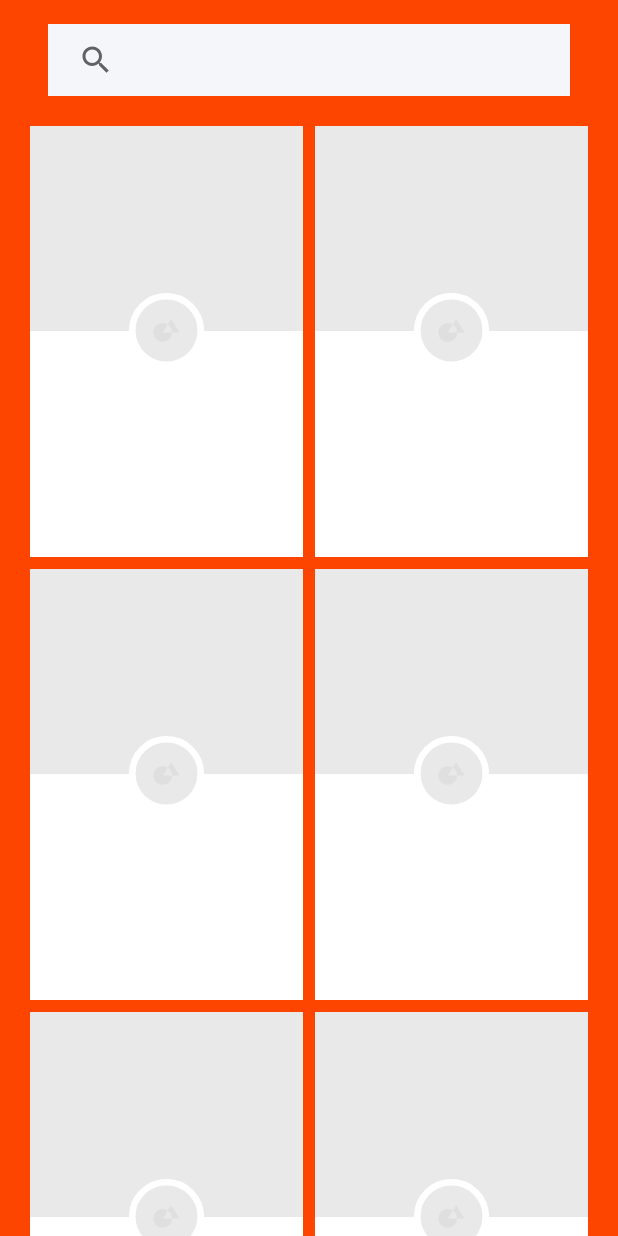
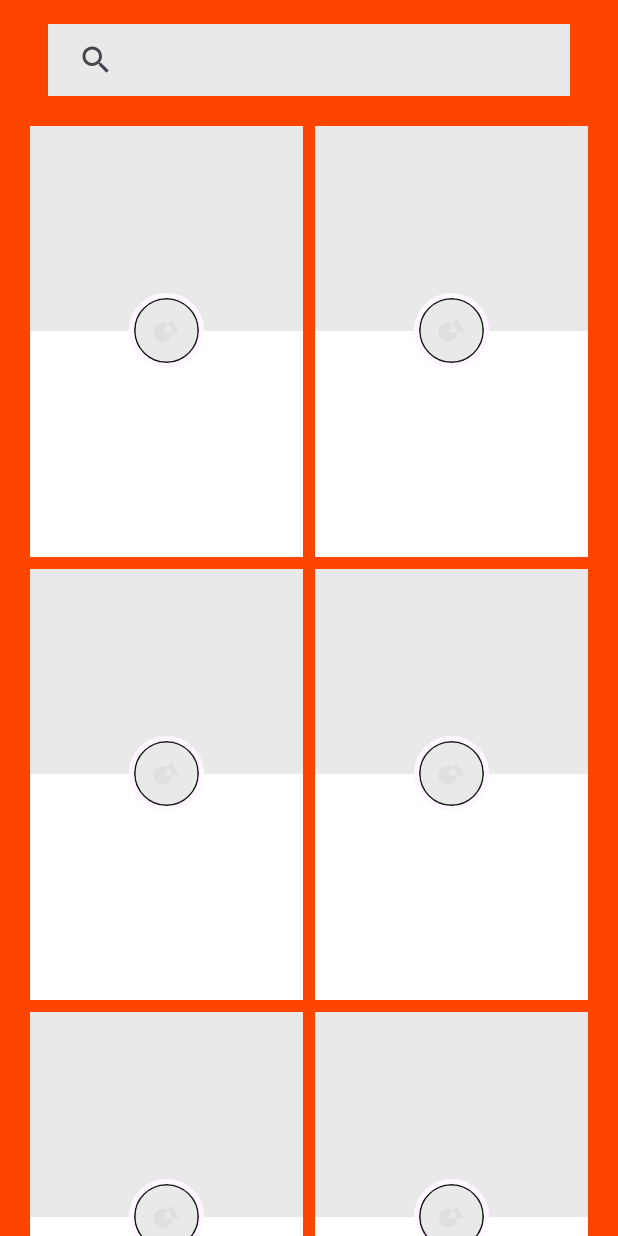
Before and after one commit to jxareas/TechHub, an Android app: the layout fragment_courses.xml on its own in the app's theme, with its tools: preview values and no code run, on a phone screen of 412 x 824 dp. Run offline under Robolectric (Android 15) with nearby library versions, the phone set to English and light mode, and no system bars; network calls fail.

Commit message:
Support for Dark Mode

```diff
--- a/app/src/main/res/color/bottom_nav_item.xml
+++ b/app/src/main/res/color/bottom_nav_item.xml
@@ -1,9 +1,7 @@
 <?xml version="1.0" encoding="utf-8"?>
 <selector xmlns:android="http://schemas.android.com/apk/res/android">
 
-  <item
-      android:state_checked="true"
-      android:color="?attr/colorSecondary"/>
-  <item android:color="#fff"/> <!--always white, invariant of theme-->
+    <item android:color="?attr/colorSecondary" android:state_checked="true" />
+    <item android:color="#fff" /> <!--always white, invariant of theme-->
 
 </selector>
--- a/app/src/main/res/layout/fragment_course_detail.xml
+++ b/app/src/main/res/layout/fragment_course_detail.xml
@@ -115,6 +115,7 @@
                 android:gravity="center"
                 android:paddingHorizontal="@dimen/grid_2"
                 android:textAppearance="?attr/textAppearanceHeadline4"
+                android:textColor="?attr/colorOnPrimary"
                 app:layout_constraintEnd_toEndOf="parent"
                 app:layout_constraintStart_toStartOf="parent"
                 app:layout_constraintTop_toBottomOf="@id/text_view_topic"
@@ -128,6 +129,7 @@
                 android:gravity="center"
                 android:padding="@dimen/grid_2"
                 android:textAppearance="?attr/textAppearanceBody1"
+                android:textColor="?attr/colorOnPrimary"
                 app:layout_constraintEnd_toEndOf="parent"
                 app:layout_constraintStart_toStartOf="parent"
                 app:layout_constraintTop_toBottomOf="@id/text_view_course_name"
--- a/app/src/main/res/layout/fragment_courses.xml
+++ b/app/src/main/res/layout/fragment_courses.xml
@@ -1,6 +1,5 @@
 <?xml version="1.0" encoding="utf-8"?>
-<androidx.constraintlayout.widget.ConstraintLayout
-    xmlns:android="http://schemas.android.com/apk/res/android"
+<androidx.constraintlayout.widget.ConstraintLayout xmlns:android="http://schemas.android.com/apk/res/android"
     xmlns:app="http://schemas.android.com/apk/res-auto"
     xmlns:tools="http://schemas.android.com/tools"
     android:layout_width="match_parent"
@@ -15,11 +14,11 @@
         android:layout_height="wrap_content"
         android:layout_marginHorizontal="@dimen/margin_high"
         android:layout_marginTop="@dimen/margin_standard"
-        android:background="@color/tech_anti_flash_white"
-        app:iconifiedByDefault="false"
+        android:background="?attr/colorPrimaryContainer"
         android:clickable="false"
         android:focusable="false"
         android:transitionName="@string/search_view_transition"
+        app:iconifiedByDefault="false"
         app:layout_constraintTop_toTopOf="parent"
         app:queryBackground="@null" />
 
--- a/app/src/main/res/layout/list_item_course.xml
+++ b/app/src/main/res/layout/list_item_course.xml
@@ -53,6 +53,7 @@
         android:paddingHorizontal="@dimen/grid_2"
         android:paddingTop="@dimen/grid_2"
         android:textAppearance="?attr/textAppearanceSubtitle1"
+        android:textColor="?attr/colorOnSurface"
         app:layout_constraintEnd_toEndOf="parent"
         app:layout_constraintHorizontal_weight="1"
         app:layout_constraintStart_toEndOf="@id/image_view_course_image"
--- a/app/src/main/res/layout/list_item_course_card.xml
+++ b/app/src/main/res/layout/list_item_course_card.xml
@@ -15,8 +15,8 @@
         android:id="@+id/image_view_course_photo"
         android:layout_width="0dp"
         android:layout_height="0dp"
+        android:background="@drawable/course_image_placeholder"
         android:scaleType="centerCrop"
-        android:background="@drawable/course_image_placeholder"
         app:layout_constraintDimensionRatio="4:3"
         app:layout_constraintEnd_toEndOf="parent"
         app:layout_constraintStart_toStartOf="parent"
@@ -58,6 +58,7 @@
         android:gravity="center"
         android:paddingHorizontal="@dimen/grid_2"
         android:textAppearance="?attr/textAppearanceSubtitle1"
+        android:textColor="?attr/colorOnPrimary"
         app:layout_constraintEnd_toEndOf="parent"
         app:layout_constraintStart_toStartOf="parent"
         app:layout_constraintTop_toBottomOf="@id/text_view_course_topic"
--- a/app/src/main/res/values-night/themes.xml
+++ b/app/src/main/res/values-night/themes.xml
@@ -1,16 +1,45 @@
-<resources xmlns:tools="http://schemas.android.com/tools">
-    <!-- Base application theme. -->
-    <style name="Base.TechHub" parent="Theme.MaterialComponents.DayNight.DarkActionBar">
-        <!-- Primary brand color. -->
-        <item name="colorPrimary">@color/purple_200</item>
-        <item name="colorPrimaryVariant">@color/purple_700</item>
-        <item name="colorOnPrimary">@color/black</item>
-        <!-- Secondary brand color. -->
-        <item name="colorSecondary">@color/teal_200</item>
-        <item name="colorSecondaryVariant">@color/teal_200</item>
-        <item name="colorOnSecondary">@color/black</item>
-        <!-- Status bar color. -->
-        <item name="android:statusBarColor">?attr/colorPrimaryVariant</item>
-        <!-- Customize your theme here. -->
+<resources>
+
+
+    <style name="TechHub.Blue" parent="@style/ThemeOverlay.MaterialComponents.Light">
+        <item name="colorPrimary">@color/black</item>
+        <item name="colorPrimaryVariant">@color/tech_blue_700</item>
+        <item name="colorSecondary">@color/tech_deep_orange</item>
+        <item name="colorSecondaryVariant">@color/tech_deep_orange</item>
+        <item name="colorOnPrimary">#fff</item>
+        <item name="colorPrimarySurface">@color/black</item>
+        <item name="colorOnPrimarySurface">@color/white</item>
     </style>
+
+    <style name="TechHub.Orange">
+        <item name="colorPrimary">@color/tech_deep_orange</item>
+        <item name="colorOnPrimary">@color/white</item>
+        <item name="colorPrimaryVariant">@color/tech_blue_800</item>
+        <item name="colorSecondary">@color/tech_yellow_500</item>
+        <item name="colorSecondaryVariant">@color/tech_yellow_200</item>
+        <item name="colorSecondaryContainer">@color/tech_prussian_blue_dark</item>
+        <item name="colorOnSurface">@color/dark_blue_grey</item>
+    </style>
+
+    <style name="TechHub.Orange.Alternate">
+        <item name="colorPrimary">@color/tech_deep_orange</item>
+        <item name="colorPrimaryVariant">@color/tech_blue_800</item>
+        <item name="colorSecondary">@color/black</item>
+        <item name="colorSecondaryVariant">@color/tech_pink_600</item>
+        <item name="colorPrimaryContainer">@color/dark_blue_grey</item>
+    </style>
+
+    <style name="TechHub.Light">
+        <item name="colorPrimary">@color/dark_blue_grey</item>
+        <item name="colorPrimaryVariant">@color/white</item>
+        <item name="colorPrimarySurface">@color/tech_matte_black</item>
+        <item name="colorOnPrimary">@color/white</item>
+        <item name="colorSecondary">@color/tech_deep_orange</item>
+        <item name="colorOnSurface">@color/white</item>
+        <item name="colorSecondaryVariant">@color/tech_matte_black</item>
+        <item name="colorPrimaryContainer">@color/dark_blue_grey</item>
+        <item name="transitionShapeAppearance">@style/ShapeAppearance.TechHub.SmallComponent</item>
+    </style>
+
+
 </resources>
--- a/app/src/main/res/values/colors.xml
+++ b/app/src/main/res/values/colors.xml
@@ -9,6 +9,7 @@
 
     <color name="tech_blue_200">#91a4fc</color>
     <color name="tech_blue_700">#0336ff</color>
+    <color name="tech_blue_700_darker">#2939ff</color>
     <color name="tech_blue_800">#0035c9</color>
     <color name="tech_persian_blue">#4A22F4</color>
     <color name="tech_prussian_blue_dark">#0A102D</color>
@@ -25,7 +26,7 @@
     <color name="tech_anti_flash_white">#F4F6F9</color>
     <color name="tech_pink_white">#F5E5ED</color>
     <color name="tech_matte_black">#171717</color>
-
+    <color name="tech_reventon">#383838</color>
 
     <color name="purple_200">#FFBB86FC</color>
     <color name="purple_500">#FF6200EE</color>
@@ -34,8 +35,10 @@
     <color name="teal_700">#FF018786</color>
     <color name="black">#FF000000</color>
     <color name="white">#FFFFFFFF</color>
+    <color name="light_orange">#FD7500</color>
     <color name="polished_white">#F0F8FF</color>
     <color name="dark_blue_grey">#313333</color>
+    <color name="grey_400">#E9E9E9</color>
 
     <!--background protection for nav-bar, varied on Q+-->
     <color name="immersive_sys_ui">#33000000</color>
--- a/app/src/main/res/values/shape.xml
+++ b/app/src/main/res/values/shape.xml
@@ -2,20 +2,20 @@
 <resources>
 
     <!--Shape Appearance for small components like chips, buttons, text fields and FABs-->
-    <style name="ShapeAppearance.TechHub.SmallComponent" parent="ShapeAppearance.MaterialComponents.SmallComponent">
+    <style name="ShapeAppearance.TechHub.SmallComponent" parent="ShapeAppearance.Material3.SmallComponent">
         <item name="cornerFamily">rounded</item>
         <item name="cornerSize">0px</item>
         <item name="cornerSizeTopLeft">@dimen/small_component_top_left_radius</item>
     </style>
 
     <!--Shape Appearance for medium components like cards, alert dialogs-->
-    <style name="ShapeAppearance.TechHub.MediumComponent" parent="ShapeAppearance.MaterialComponents.MediumComponent">
+    <style name="ShapeAppearance.TechHub.MediumComponent" parent="ShapeAppearance.Material3.MediumComponent">
         <item name="cornerFamily">rounded</item>
         <item name="cornerSize">0px</item>
     </style>
 
     <!--Shape Appearance for large components like side and bottom navigation drawers-->
-    <style name="ShapeAppearance.TechHub.LargeComponent" parent="ShapeAppearance.MaterialComponents.LargeComponent">
+    <style name="ShapeAppearance.TechHub.LargeComponent" parent="ShapeAppearance.Material3.LargeComponent">
         <item name="cornerFamily">rounded</item>
         <item name="cornerSize">0px</item>
         <item name="cornerSizeTopLeft">16dp</item>
--- a/app/src/main/res/values/strings.xml
+++ b/app/src/main/res/values/strings.xml
@@ -25,5 +25,6 @@
     <string name="search_results_transition">Search Results Transition</string>
     <!-- TODO: Remove or change this placeholder text -->
     <string name="hello_blank_fragment">Hello blank fragment</string>
+    <string name="search_results">Search Results</string>
 
 </resources>
--- a/app/src/main/res/values/styles.xml
+++ b/app/src/main/res/values/styles.xml
@@ -2,9 +2,16 @@
 
 <resources>
 
-  <style
-      name="Widget.TechHub.BottomNavigationView"
-      parent="@style/Widget.MaterialComponents.BottomNavigationView.PrimarySurface">
+    <style name="Widget.TechHub.BottomNavigationView.ActiveIndicator" parent="Widget.Material3.BottomNavigationView.ActiveIndicator">
+        <item name="android:color">?attr/colorPrimary</item>
+    </style>
+
+    <style name="Widget.TechHub.BottomNavigationView" parent="@style/Widget.MaterialComponents.BottomNavigationView">
+        <item name="itemActiveIndicatorStyle">
+            @style/Widget.TechHub.BottomNavigationView.ActiveIndicator
+        </item>
+        <item name="backgroundTint">?attr/colorPrimary</item>
+        <item name="colorSecondaryContainer">?attr/colorSecondaryContainer</item>
         <item name="labelVisibilityMode">selected</item>
         <item name="itemIconTint">@color/bottom_nav_item</item>
         <item name="itemTextColor">@color/bottom_nav_item</item>
@@ -24,8 +31,7 @@
         <item name="android:paddingEnd">0dp</item>
     </style>
 
-  <style name="Widget.TechHub.TextAppearance.Toolbar"
-    parent="TextAppearance.Material3.ActionBar.Title">
+    <style name="Widget.TechHub.TextAppearance.Toolbar" parent="TextAppearance.Material3.ActionBar.Title">
         <item name="android:fontFamily">@font/lato</item>
         <item name="android:textStyle">bold</item>
     </style>
--- a/app/src/main/res/values/themes.xml
+++ b/app/src/main/res/values/themes.xml
@@ -1,10 +1,13 @@
-<resources xmlns:tools="http://schemas.android.com/tools">
+<resources>
     <!-- Base application theme. -->
-    <style name="Base.TechHub"  parent="Theme.MaterialComponents.DayNight.NoActionBar">
+    <style name="Base.TechHub" parent="Theme.Material3.DayNight.NoActionBar">
         <!--Material shape attributes-->
-        <item name="shapeAppearanceSmallComponent">@style/ShapeAppearance.TechHub.SmallComponent</item>
-        <item name="shapeAppearanceMediumComponent">@style/ShapeAppearance.TechHub.MediumComponent</item>
-        <item name="shapeAppearanceLargeComponent">@style/ShapeAppearance.TechHub.LargeComponent</item>
+        <item name="shapeAppearanceSmallComponent">@style/ShapeAppearance.TechHub.SmallComponent
+        </item>
+        <item name="shapeAppearanceMediumComponent">@style/ShapeAppearance.TechHub.MediumComponent
+        </item>
+        <item name="shapeAppearanceLargeComponent">@style/ShapeAppearance.TechHub.LargeComponent
+        </item>
 
         <!--Material type attributes-->
         <item name="textAppearanceHeadline1">@style/TextAppearance.TechHub.Headline1</item>
@@ -30,13 +33,15 @@
         <item name="bottomNavigationStyle">@style/Widget.TechHub.BottomNavigationView</item>
     </style>
 
-    <style name="TechHub" parent="@style/Base.TechHub"/>
+    <style name="TechHub" parent="@style/Base.TechHub" />
 
     <style name="TechHub.Orange">
         <item name="colorPrimary">@color/tech_deep_orange</item>
+        <item name="colorOnPrimary">@color/tech_matte_black</item>
         <item name="colorPrimaryVariant">@color/tech_blue_800</item>
         <item name="colorSecondary">@color/tech_yellow_500</item>
         <item name="colorSecondaryVariant">@color/tech_pink_600</item>
+        <item name="colorSecondaryContainer">@color/tech_prussian_blue_dark</item>
         <item name="colorOnSurface">@color/white</item>
     </style>
 
@@ -53,11 +58,12 @@
         <item name="colorPrimaryVariant">@color/tech_blue_800</item>
         <item name="colorSecondary">@color/black</item>
         <item name="colorSecondaryVariant">@color/tech_pink_600</item>
+        <item name="colorPrimaryContainer">@color/grey_400</item>
     </style>
 
     <style name="TechHub.Blue" parent="@style/ThemeOverlay.MaterialComponents.Light">
         <item name="colorPrimary">@color/tech_blue_700</item>
-        <item name="colorPrimaryVariant">@color/tech_blue_800</item>
+        <item name="colorPrimaryVariant">@color/tech_blue_700</item>
         <item name="colorSecondary">@color/tech_yellow_500</item>
         <item name="colorSecondaryVariant">@color/tech_yellow_400</item>
         <item name="colorOnPrimary">#fff</item>
@@ -78,6 +84,7 @@
         <item name="colorOnPrimary">@color/tech_matte_black</item>
         <item name="colorSecondary">@color/tech_deep_orange</item>
         <item name="colorSecondaryVariant">@color/tech_matte_black</item>
+        <item name="colorPrimaryContainer">@color/grey_400</item>
         <item name="transitionShapeAppearance">@style/ShapeAppearance.TechHub.SmallComponent</item>
     </style>
 
```
Also changed, not shown: app/src/main/res/layout/fragment_expanded_course_search.xml (+3 -4 lines), app/src/main/res/layout/fragment_search_results.xml (+2 -15 lines). Lines whose indentation alone changed are shown as unchanged.
